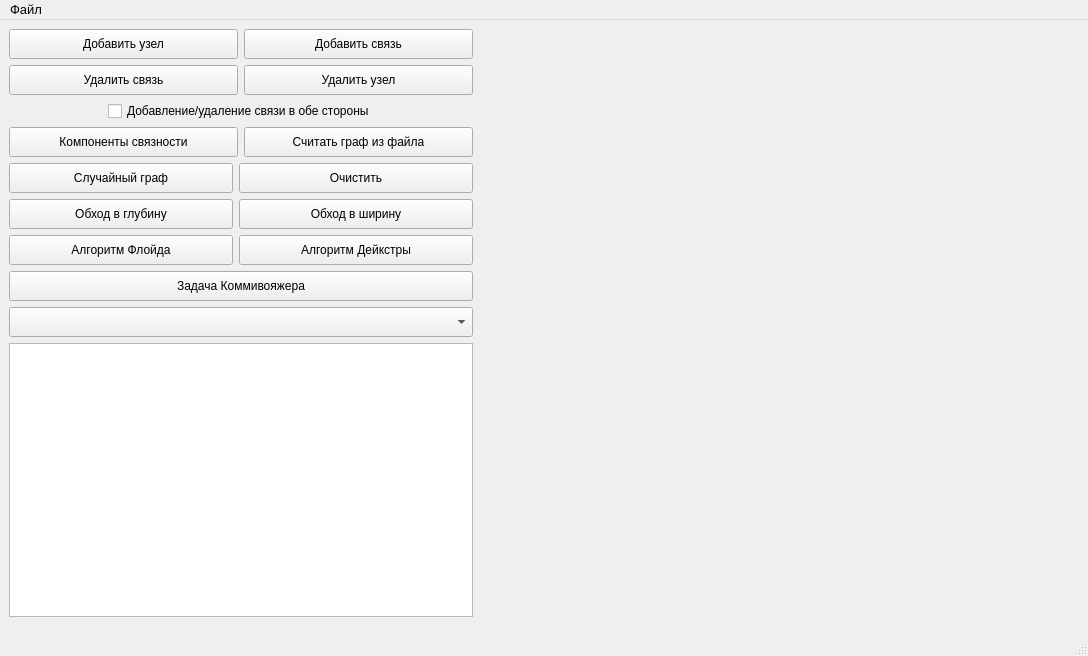
geroineee/Graph_QT, file mainwindow.ui: the form before one commit.
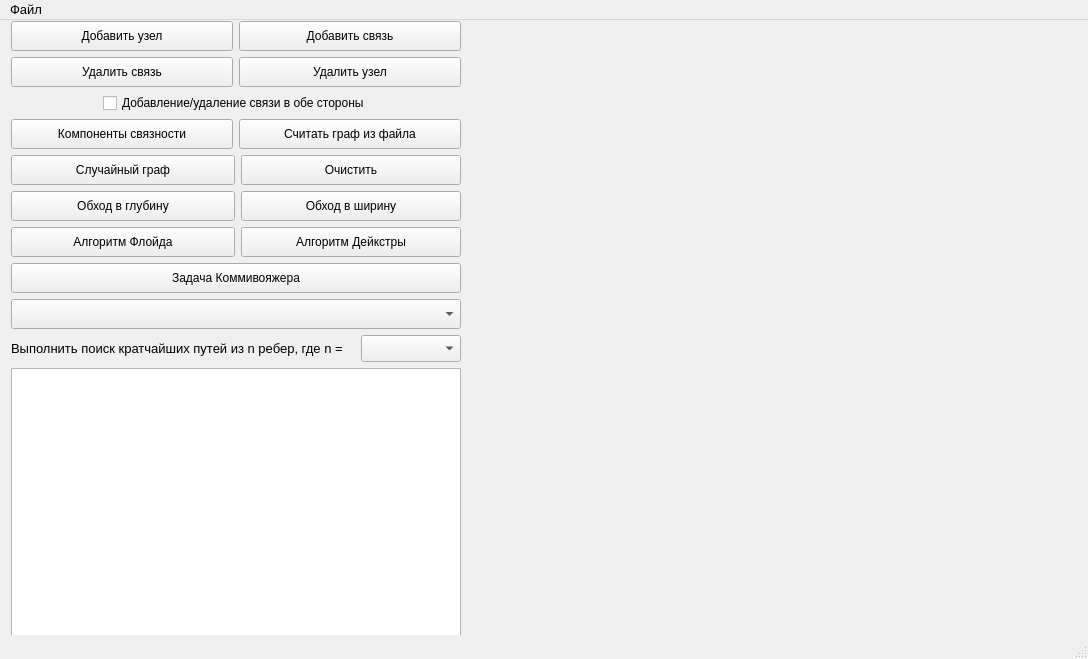
The form after the commit. Icons and pictures are not drawn. Custom widgets are drawn as their Qt base class.

Commit message: Shimbell + click beginning

The edit to the form file:
```diff
--- a/mainwindow.ui
+++ b/mainwindow.ui
@@ -7,7 +7,7 @@
     <x>0</x>
     <y>0</y>
     <width>1088</width>
-    <height>656</height>
+    <height>659</height>
    </rect>
   </property>
   <property name="windowTitle">
@@ -17,156 +17,19 @@
    <bool>false</bool>
   </property>
   <widget class="QWidget" name="centralwidget">
-   <layout class="QGridLayout" name="gridLayout_2">
-    <item row="0" column="0">
-     <layout class="QGridLayout" name="gridLayout">
-      <item row="2" column="0">
-       <layout class="QFormLayout" name="formLayout">
-        <item row="0" column="0">
-         <widget class="QPushButton" name="randomize_button">
-          <property name="minimumSize">
-           <size>
-            <width>224</width>
-            <height>30</height>
-           </size>
-          </property>
-          <property name="text">
-           <string>Случайный граф</string>
-          </property>
-         </widget>
-        </item>
-        <item row="0" column="1">
-         <widget class="QPushButton" name="clear_button">
-          <property name="minimumSize">
-           <size>
-            <width>0</width>
-            <height>30</height>
-           </size>
-          </property>
-          <property name="text">
-           <string>Очистить</string>
-          </property>
-         </widget>
-        </item>
-        <item row="1" column="0">
-         <widget class="QPushButton" name="pushButton_3">
-          <property name="minimumSize">
-           <size>
-            <width>224</width>
-            <height>30</height>
-           </size>
-          </property>
-          <property name="text">
-           <string>Обход в глубину</string>
-          </property>
-         </widget>
-        </item>
-        <item row="1" column="1">
-         <widget class="QPushButton" name="butti_in_width">
-          <property name="minimumSize">
-           <size>
-            <width>0</width>
-            <height>30</height>
-           </size>
-          </property>
-          <property name="text">
-           <string>Обход в ширину</string>
-          </property>
-         </widget>
-        </item>
-        <item row="2" column="0">
-         <widget class="QPushButton" name="button_floid">
-          <property name="minimumSize">
-           <size>
-            <width>224</width>
-            <height>30</height>
-           </size>
-          </property>
-          <property name="text">
-           <string>Алгоритм Флойда</string>
-          </property>
-         </widget>
-        </item>
-        <item row="2" column="1">
-         <widget class="QPushButton" name="deixtra_button">
-          <property name="minimumSize">
-           <size>
-            <width>0</width>
-            <height>30</height>
-           </size>
-          </property>
-          <property name="text">
-           <string>Алгоритм Дейкстры</string>
-          </property>
-         </widget>
-        </item>
-       </layout>
-      </item>
-      <item row="5" column="0">
-       <widget class="QTableView" name="matrixView">
-        <property name="minimumSize">
-         <size>
-          <width>1</width>
-          <height>1</height>
-         </size>
-        </property>
-        <property name="autoFillBackground">
-         <bool>false</bool>
-        </property>
-        <property name="verticalScrollBarPolicy">
-         <enum>Qt::ScrollBarAsNeeded</enum>
-        </property>
-        <property name="horizontalScrollBarPolicy">
-         <enum>Qt::ScrollBarAsNeeded</enum>
-        </property>
-       </widget>
-      </item>
-      <item row="1" column="0">
-       <layout class="QHBoxLayout" name="horizontalLayout_3">
-        <item>
-         <widget class="QPushButton" name="pushButton_connectivityComponents">
-          <property name="minimumSize">
-           <size>
-            <width>0</width>
-            <height>30</height>
-           </size>
-          </property>
-          <property name="text">
-           <string>Компоненты связности</string>
-          </property>
-         </widget>
-        </item>
-        <item>
-         <widget class="QPushButton" name="pushButton_readGrafFromFile">
-          <property name="minimumSize">
-           <size>
-            <width>0</width>
-            <height>30</height>
-           </size>
-          </property>
-          <property name="text">
-           <string>Считать граф из файла</string>
-          </property>
-         </widget>
-        </item>
-       </layout>
-      </item>
-      <item row="4" column="0">
-       <widget class="QComboBox" name="comboBox_switchMatrix">
-        <property name="minimumSize">
-         <size>
-          <width>0</width>
-          <height>30</height>
-         </size>
-        </property>
-        <property name="font">
-         <font>
-          <pointsize>10</pointsize>
-         </font>
-        </property>
-       </widget>
-      </item>
+   <widget class="QWidget" name="">
+    <property name="geometry">
+     <rect>
+      <x>11</x>
+      <y>1</y>
+      <width>1106</width>
+      <height>617</height>
+     </rect>
+    </property>
+    <layout class="QFormLayout" name="formLayout_2">
       <item row="0" column="0">
+      <layout class="QVBoxLayout" name="verticalLayout_2">
+       <item>
        <layout class="QVBoxLayout" name="verticalLayout">
         <item>
          <layout class="QHBoxLayout" name="horizontalLayout">
@@ -267,7 +130,119 @@
         </item>
        </layout>
       </item>
-      <item row="3" column="0">
+       <item>
+        <layout class="QHBoxLayout" name="horizontalLayout_3">
+         <item>
+          <widget class="QPushButton" name="pushButton_connectivityComponents">
+           <property name="minimumSize">
+            <size>
+             <width>0</width>
+             <height>30</height>
+            </size>
+           </property>
+           <property name="text">
+            <string>Компоненты связности</string>
+           </property>
+          </widget>
+         </item>
+         <item>
+          <widget class="QPushButton" name="pushButton_readGrafFromFile">
+           <property name="minimumSize">
+            <size>
+             <width>0</width>
+             <height>30</height>
+            </size>
+           </property>
+           <property name="text">
+            <string>Считать граф из файла</string>
+           </property>
+          </widget>
+         </item>
+        </layout>
+       </item>
+       <item>
+        <layout class="QFormLayout" name="formLayout">
+         <item row="0" column="0">
+          <widget class="QPushButton" name="randomize_button">
+           <property name="minimumSize">
+            <size>
+             <width>224</width>
+             <height>30</height>
+            </size>
+           </property>
+           <property name="text">
+            <string>Случайный граф</string>
+           </property>
+          </widget>
+         </item>
+         <item row="0" column="1">
+          <widget class="QPushButton" name="clear_button">
+           <property name="minimumSize">
+            <size>
+             <width>0</width>
+             <height>30</height>
+            </size>
+           </property>
+           <property name="text">
+            <string>Очистить</string>
+           </property>
+          </widget>
+         </item>
+         <item row="1" column="0">
+          <widget class="QPushButton" name="pushButton_3">
+           <property name="minimumSize">
+            <size>
+             <width>224</width>
+             <height>30</height>
+            </size>
+           </property>
+           <property name="text">
+            <string>Обход в глубину</string>
+           </property>
+          </widget>
+         </item>
+         <item row="1" column="1">
+          <widget class="QPushButton" name="butti_in_width">
+           <property name="minimumSize">
+            <size>
+             <width>0</width>
+             <height>30</height>
+            </size>
+           </property>
+           <property name="text">
+            <string>Обход в ширину</string>
+           </property>
+          </widget>
+         </item>
+         <item row="2" column="0">
+          <widget class="QPushButton" name="button_floid">
+           <property name="minimumSize">
+            <size>
+             <width>224</width>
+             <height>30</height>
+            </size>
+           </property>
+           <property name="text">
+            <string>Алгоритм Флойда</string>
+           </property>
+          </widget>
+         </item>
+         <item row="2" column="1">
+          <widget class="QPushButton" name="deixtra_button">
+           <property name="minimumSize">
+            <size>
+             <width>0</width>
+             <height>30</height>
+            </size>
+           </property>
+           <property name="text">
+            <string>Алгоритм Дейкстры</string>
+           </property>
+          </widget>
+         </item>
+        </layout>
+       </item>
+       <item>
        <layout class="QHBoxLayout" name="horizontalLayout_5">
         <item>
          <widget class="QPushButton" name="pushButton_2">
@@ -284,7 +259,74 @@
         </item>
        </layout>
       </item>
-      <item row="0" column="1" rowspan="7">
+       <item>
+        <widget class="QComboBox" name="comboBox_switchMatrix">
+         <property name="minimumSize">
+          <size>
+           <width>0</width>
+           <height>30</height>
+          </size>
+         </property>
+         <property name="font">
+          <font>
+           <pointsize>10</pointsize>
+          </font>
+         </property>
+        </widget>
+       </item>
+       <item>
+        <layout class="QHBoxLayout" name="horizontalLayout_6">
+         <item>
+          <widget class="QLabel" name="label_countConnectionForShimbell">
+           <property name="font">
+            <font>
+             <pointsize>10</pointsize>
+            </font>
+           </property>
+           <property name="text">
+            <string>Выполнить поиск кратчайших путей из n ребер, где n =</string>
+           </property>
+          </widget>
+         </item>
+         <item>
+          <widget class="QComboBox" name="comboBox_countConnectionForShimbell">
+           <property name="maximumSize">
+            <size>
+             <width>100</width>
+             <height>16777215</height>
+            </size>
+           </property>
+           <property name="font">
+            <font>
+             <pointsize>12</pointsize>
+            </font>
+           </property>
+          </widget>
+         </item>
+        </layout>
+       </item>
+       <item>
+        <widget class="QTableView" name="matrixView">
+         <property name="minimumSize">
+          <size>
+           <width>450</width>
+           <height>250</height>
+          </size>
+         </property>
+         <property name="autoFillBackground">
+          <bool>false</bool>
+         </property>
+         <property name="verticalScrollBarPolicy">
+          <enum>Qt::ScrollBarAsNeeded</enum>
+         </property>
+         <property name="horizontalScrollBarPolicy">
+          <enum>Qt::ScrollBarAsNeeded</enum>
+         </property>
+        </widget>
+       </item>
+      </layout>
+     </item>
+     <item row="0" column="1">
        <widget class="ZoomableGraphicsView" name="graphicsView" native="true">
         <property name="minimumSize">
          <size>
@@ -295,8 +337,7 @@
        </widget>
       </item>
      </layout>
-    </item>
-   </layout>
+   </widget>
   </widget>
   <widget class="QMenuBar" name="menubar">
    <property name="geometry">
```
Lines whose indentation alone changed are shown as unchanged. The commit also changes 17 other files.
